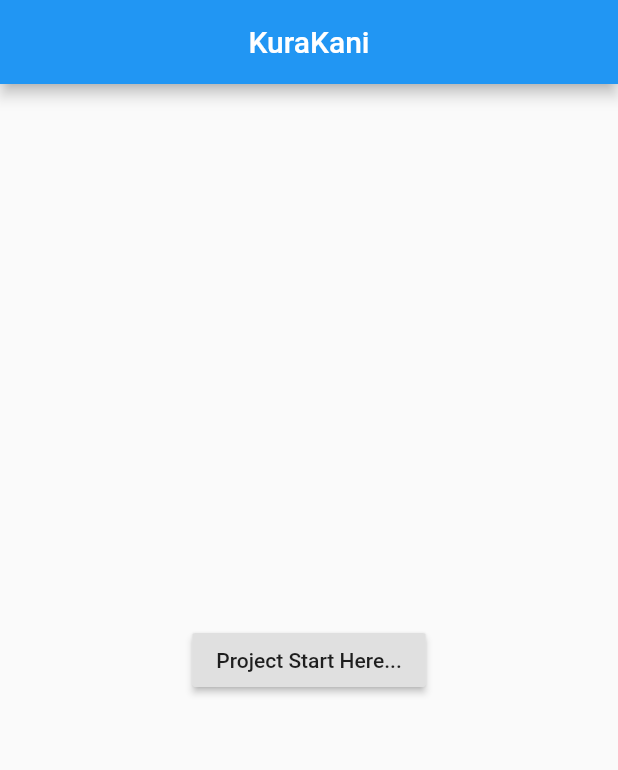
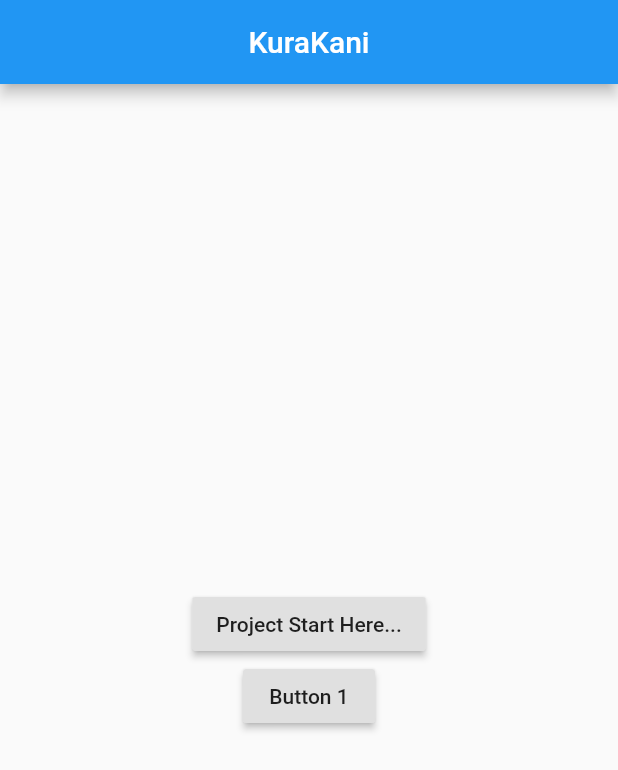
Before and after one commit to innovative-group/KuraKani, a Flutter app: the screen it shows after launch, on a phone screen of 412 x 824 dp. Shown: the top 770 px of the screen. Run offline on Flutter 3.47's test engine with Material 2 defaults, Android fonts, the phone set to English and light mode, and no system bars.

Commit message:
part1 created [Button1]

```diff
--- a/lib/main.dart
+++ b/lib/main.dart
@@ -30,6 +30,13 @@ class MyApp extends StatelessWidget {
                 child: Text("Project Start Here..."),
               ),
 
+              RaisedButton(
+                onPressed: () {
+
+                },
+                child: Text("Button 1"),
+              ),
+
             ],
 
           ),
```
